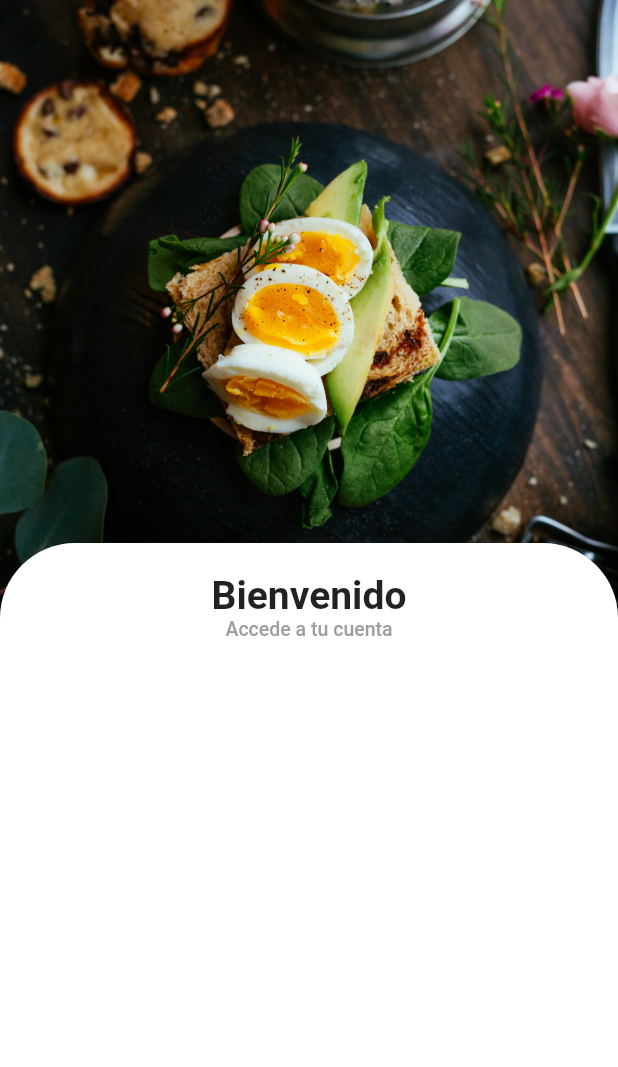
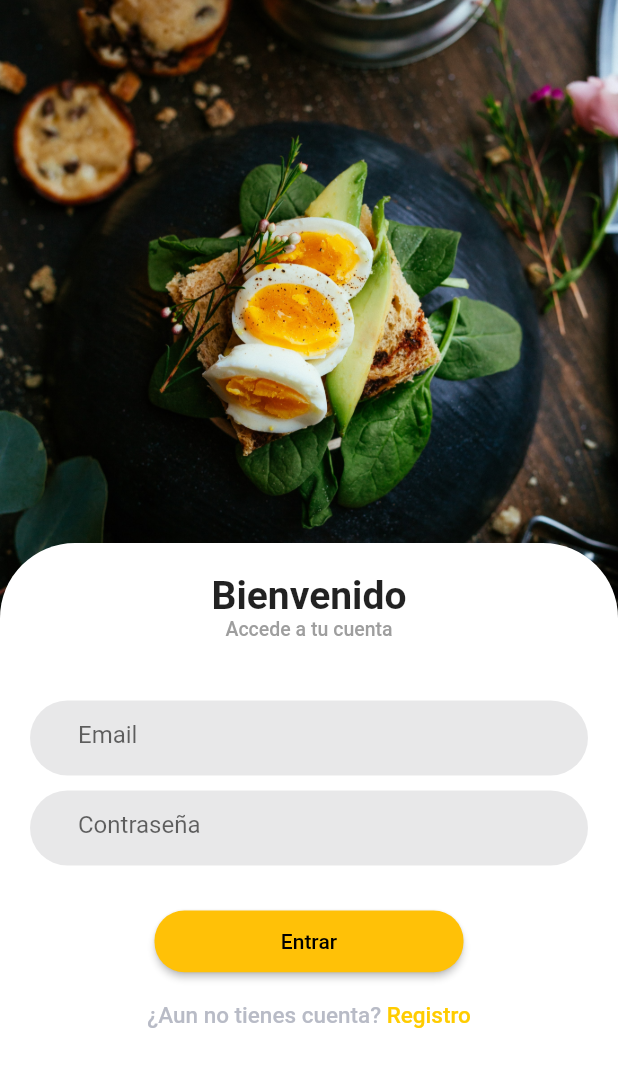
Before and after one commit to RubSR/delivery_diw, a Flutter app: the screen it shows after launch, on a phone screen of 412 x 824 dp. Shown: the top 1067 px of the screen. Run offline on Flutter 3.47's test engine with Material 2 defaults, Android fonts, the phone set to English and light mode, and no system bars.

Commit message:
Delivery parte 2

```diff
--- a/lib/pages/login/login_page.dart
+++ b/lib/pages/login/login_page.dart
@@ -1,3 +1,6 @@
+import 'package:delivery_diw/utils/colors/colors.dart';
+import 'package:delivery_diw/widgets/button_widget.dart';
+import 'package:delivery_diw/widgets/input_widget.dart';
 import 'package:delivery_diw/widgets/stack_widget.dart';
 import 'package:flutter/material.dart';
 
@@ -15,8 +18,15 @@ class _LoginPageState extends State<LoginPage> {
 
   @override
   Widget build(BuildContext context) {
+
+    TextEditingController emailCtrl = TextEditingController();
+    TextEditingController passwordCtrl = TextEditingController();
+    bool disabled = false;
+
   //Devolvia el ancho de la pantalla
     return StackWidget(
+      altoImg: 0.5,
+        altoContenedor: 0.6,
         img: 'assets/images/login-fondo.jpeg',
         widgets: [
           const Text('Bienvenido',
@@ -30,8 +40,55 @@ class _LoginPageState extends State<LoginPage> {
                 fontWeight: FontWeight.w500,
                 fontSize: 13.0
               ),
+          ),
+          InputWidget(hint: 'Email', marginTop: 40.0, paddingLeft: 20.0, textCtrl: emailCtrl,
+            keyboardType: TextInputType.emailAddress,
+          ),
+          InputWidget(hint: 'Contraseña', marginTop: 10.0, paddingLeft: 20.0, textCtrl: passwordCtrl,
+          obscure: true,
+          ),
+          //Boton entrar para hacer login
+          ButtonWidget(
+              marginTop: 30.0,
+              texto: 'Entrar',
+              ancho: 0.5,
+              alto: 0.05,
+              disabled: disabled,
+              onClick: (){
+                _loginUser();
+              }),
+          Container(
+            margin: EdgeInsets.only(top: 20),
+            child: Row(
+              mainAxisAlignment: MainAxisAlignment.center,
+              children: [
+                const Text('¿Aun no tienes cuenta?',
+                style: TextStyle(
+                  color: gris,
+                  fontWeight: FontWeight.w500,
+                  fontSize: 15.0
+                ),
+                ),
+                GestureDetector(
+                  onTap: (){
+                    Navigator.of(context).pushNamed('/registro');
+                  },
+                  child:const Text(' Registro',
+                  style: TextStyle(
+                    color: amarillo,
+                    fontWeight: FontWeight.w500,
+                    fontSize: 15.0
+                  ),
+                  ),
+
+                )
+              ],
+            ),
           )
+
         ]
     );
   }
+
+  void _loginUser() {}
 }
--- /dev/null
+++ b/lib/utils/colors/colors.dart
@@ -0,0 +1,9 @@
+
+
+import 'dart:ui';
+
+const amarillo = Color.fromRGBO(255, 204, 0, 1.0);
+const gris = Color.fromRGBO(184, 187, 198, 1.0);
+const rosa = Color.fromRGBO(255, 45, 85, 1.0);
+const bgGris = Color.fromRGBO(247, 248, 250, 1.0);
+const inputGris = Color.fromRGBO(142, 142, 147, 0.2);
--- a/lib/utils/routes/routes.dart
+++ b/lib/utils/routes/routes.dart
@@ -1,8 +1,10 @@
 
 
 import 'package:delivery_diw/pages/login/login_page.dart';
+import 'package:delivery_diw/pages/registro/registro_page.dart';
 import 'package:flutter/widgets.dart';
 
 final routes = <String, WidgetBuilder>{
   '/': (BuildContext context) => LoginPage(),
+  '/registro': (BuildContext context) => RegistroPage(),
 };
--- /dev/null
+++ b/lib/widgets/button_widget.dart
@@ -0,0 +1,57 @@
+import 'package:flutter/material.dart';
+
+class ButtonWidget extends StatefulWidget {
+
+  VoidCallback onClick;
+  bool disabled;
+  double ancho;
+  double alto;
+  double marginTop;
+  String texto;
+
+
+  ButtonWidget({Key? key,
+    required this.marginTop,
+    required this.texto,
+    required this.ancho,
+    required this.alto,
+    required this.onClick,
+    this.disabled = false
+  }) : super(key: key);
+
+  @override
+  State<ButtonWidget> createState() => _ButtonWidgetState();
+}
+
+class _ButtonWidgetState extends State<ButtonWidget> {
+
+
+
+  @override
+  Widget build(BuildContext context) {
+    var anchoP = MediaQuery.of(context).size.width;
+    var altoP = MediaQuery.of(context).size.height;
+
+
+    return Container(
+      width: anchoP * widget.ancho,
+      height: altoP * widget.alto,
+      margin: EdgeInsets.only(top: widget.marginTop),
+      child: ElevatedButton(
+        style: ElevatedButton.styleFrom(
+          shape: RoundedRectangleBorder(
+            borderRadius: BorderRadius.circular(20.0)
+          ),
+        ),
+        onPressed: widget.disabled ? null : (){
+          // Quiero comprobar las variables
+          //Devolver una funciona vacia que rellena el padre
+          // de tal manera que no es el propio boton el que la gestions
+          // si no el padre
+          widget.onClick();
+        } ,
+        child: Text(widget.texto),
+      ),
+    );
+  }
+}
--- /dev/null
+++ b/lib/widgets/input_widget.dart
@@ -0,0 +1,44 @@
+import 'package:delivery_diw/utils/colors/colors.dart';
+import 'package:flutter/material.dart';
+
+
+class InputWidget extends StatelessWidget {
+  final double marginTop;
+  final double paddingLeft;
+  final TextInputType keyboardType;
+  final bool obscure;
+  final TextEditingController textCtrl;
+  final String hint;
+
+
+  const InputWidget({Key? key,
+    required this.hint,
+    required this.marginTop,
+    required this.paddingLeft,
+    required this.textCtrl,
+    this.obscure = false,
+    this.keyboardType = TextInputType.text
+  }) : super(key: key);
+
+  @override
+  Widget build(BuildContext context) {
+    return Container(
+      height: 50.0,
+      margin: EdgeInsets.only(top: marginTop),
+      padding: EdgeInsets.only(left: paddingLeft),
+      decoration: BoxDecoration(
+        color: inputGris,
+        borderRadius: BorderRadius.circular(30.0)
+      ),
+      child: TextField(
+        keyboardType: keyboardType,
+        obscureText: obscure,
+        controller: textCtrl,
+        decoration: InputDecoration(
+          hintText: hint,
+          border: const OutlineInputBorder(borderSide: BorderSide.none)
+        ),
+      ),
+    );
+  }
+}
```
Also changed, not shown: lib/pages/registro/registro_page.dart (added, +58 -0 lines), lib/widgets/back_button.dart (added, +11 -0 lines).
